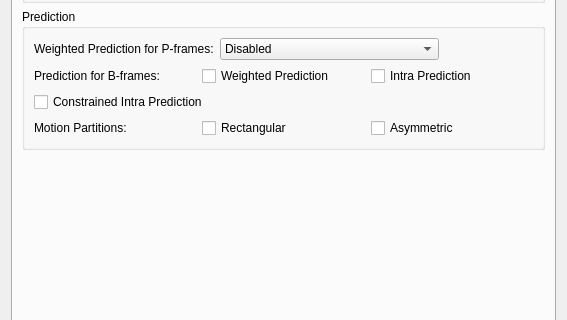
mean00/avidemux2, file avidemux_plugins/ADM_videoEncoder/x265/qt4/x265ConfigDialog.ui: the form before one commit; both pictures show x 0 to 567 and y 254 to 574 of the 567 by 772 pixel window.
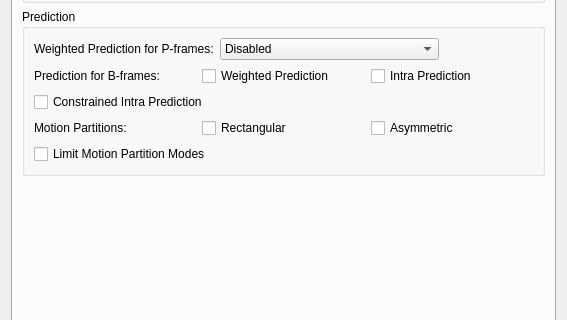
The form after the commit. The open tabs and pages were chosen to show the change.

Commit message:
[x265] Add limit-modes option
This is turned on in "slow", when rect is enabled, and then turned off
in "veryslow".  It limits the search for additional motion partitions,
which are enabled with rect and amp.  So it only applies when at least
rect is enabled.  That's why it not on below the slow preset.

The UI will automatically disable the checkbox when rect is not enabled.

```diff
--- a/avidemux_plugins/ADM_videoEncoder/x265/qt4/x265ConfigDialog.ui
+++ b/avidemux_plugins/ADM_videoEncoder/x265/qt4/x265ConfigDialog.ui
@@ -1270,6 +1270,13 @@
             </item>
            </layout>
           </item>
+          <item row="5" column="0">
+           <widget class="QCheckBox" name="limitInterModesCheckBox">
+            <property name="text">
+             <string>Limit Motion Partition Modes</string>
+            </property>
+           </widget>
+          </item>
           <item row="1" column="0">
            <layout class="QGridLayout">
             <item row="0" column="0">
```
Left out of the diff: 1 changed line with no effect on the pictures. The commit also changes 7 other files.
